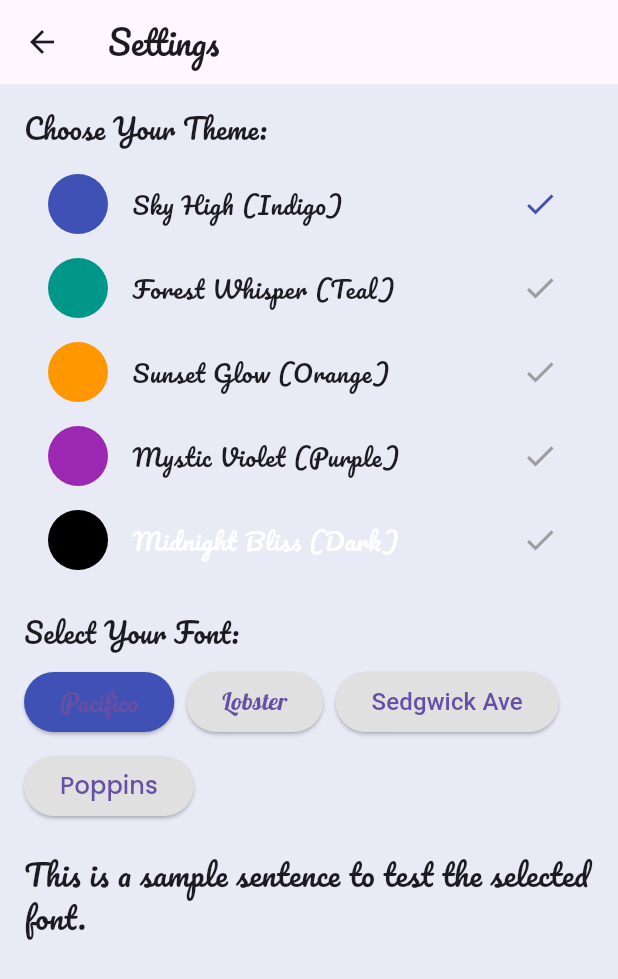
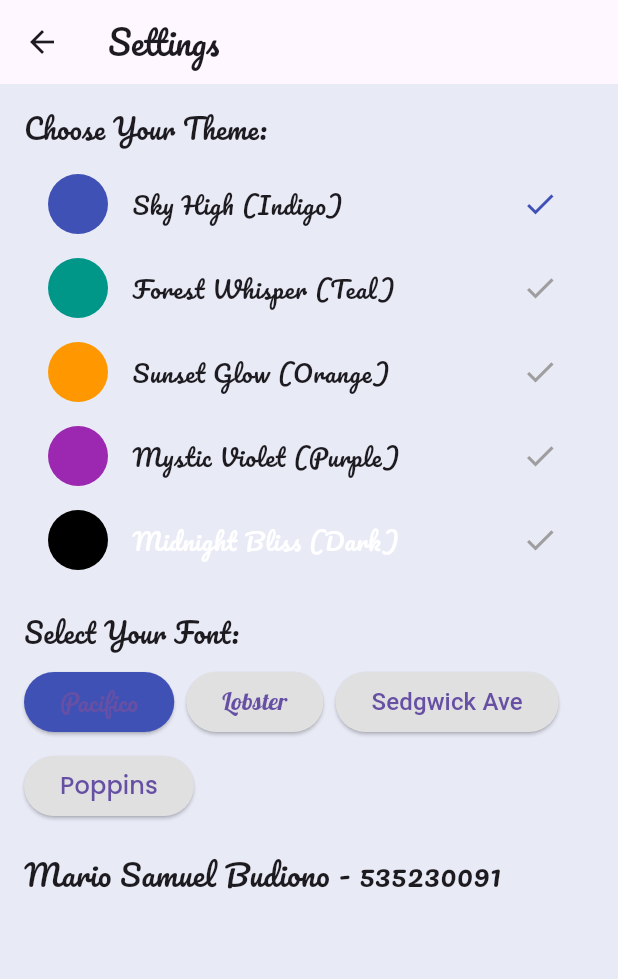
Before and after one commit to marioboedi/kuis, a Flutter app: the SettingsScreen screen opened directly, on a phone screen of 412 x 824 dp. Shown: the top 979 px of the screen. Run offline on Flutter 3.47's test engine with Material 3 defaults, Android fonts, the phone set to English and light mode, and no system bars; our stand-ins replace google_fonts; Roboto replaces fonts that are missing (Sedgwick Ave).

Commit message:
fix lagi

```diff
--- a/lib/screens/settings_screen.dart
+++ b/lib/screens/settings_screen.dart
@@ -105,7 +105,7 @@ class SettingsScreen extends StatelessWidget {
 
             // Kalimat untuk Mengecek Font
             Text(
-              'This is a sample sentence to test the selected font.',
+              'Mario Samuel Budiono - 535230091',
               style: themeProvider.fontStyle.copyWith(fontSize: 20),
             ),
           ],
```
